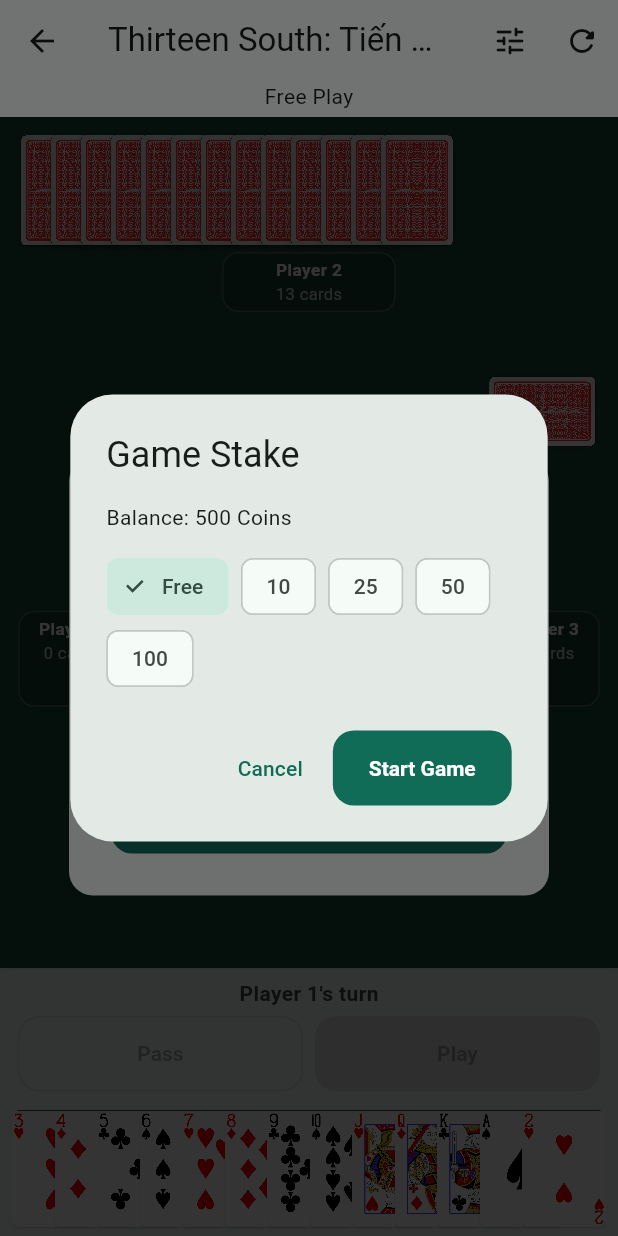
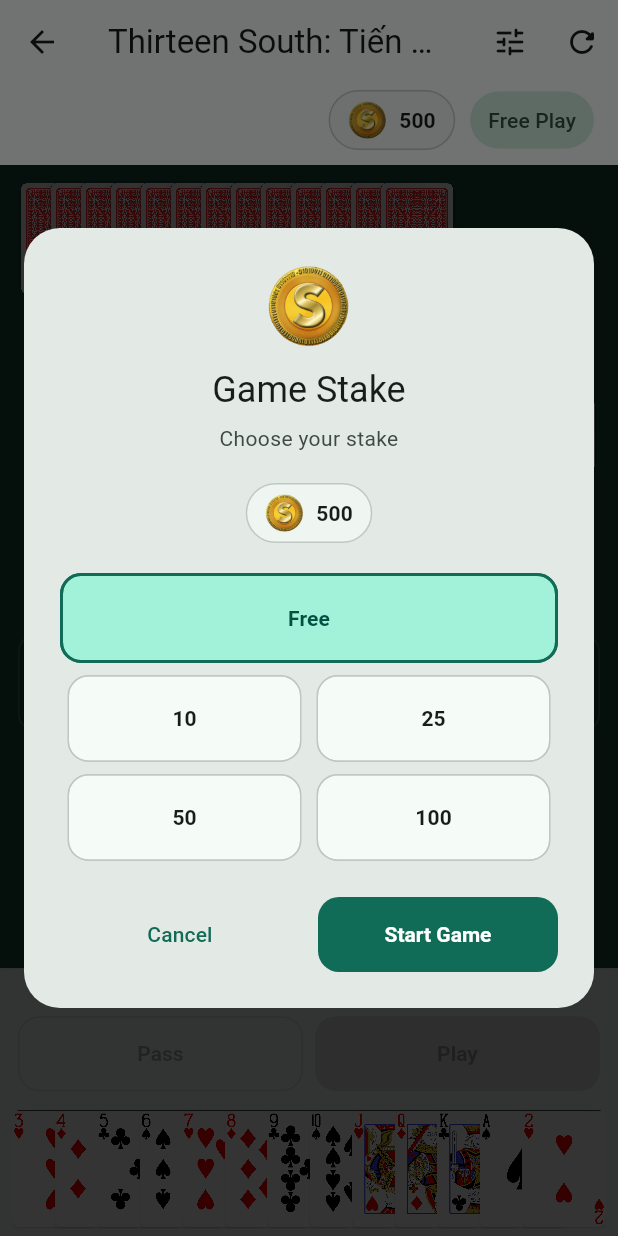
Before and after one commit to mark-hallnc/thirteen-south, a Flutter app: the GameScreen screen opened directly, after a tap on "Pass", after a tap on the "refresh" icon, after a tap on "New Game", on a phone screen of 412 x 824 dp. Run offline on Flutter 3.47's test engine with Material 3 defaults, Android fonts, the phone set to English and light mode, and no system bars; our stand-ins replace audioplayers, shared_preferences; accounts and stored records are empty; statements that could not run were skipped.

Commit message:
add coin and improve ui to handle coins

```diff
--- a/lib/l10n/app_en.arb
+++ b/lib/l10n/app_en.arb
@@ -1,4 +1,5 @@
 {
+  "chooseYourStake": "Choose your stake",
   "coins": "Coins",
   "balance": "Balance",
   "gameStake": "Game Stake",
--- a/lib/l10n/app_localizations.dart
+++ b/lib/l10n/app_localizations.dart
@@ -97,6 +97,12 @@ abstract class AppLocalizations {
     Locale('en'),
     Locale('vi'),
   ];
+
+  /// No description provided for @chooseYourStake.
+  ///
+  /// In en, this message translates to:
+  /// **'Choose your stake'**
+  String get chooseYourStake;
 
   /// No description provided for @coins.
   ///
--- a/lib/l10n/app_localizations_en.dart
+++ b/lib/l10n/app_localizations_en.dart
@@ -7,6 +7,9 @@ import 'app_localizations.dart';
 /// The translations for English (`en`).
 class AppLocalizationsEn extends AppLocalizations {
   AppLocalizationsEn([String locale = 'en']) : super(locale);
+
+  @override
+  String get chooseYourStake => 'Choose your stake';
 
   @override
   String get coins => 'Coins';
--- a/lib/l10n/app_localizations_vi.dart
+++ b/lib/l10n/app_localizations_vi.dart
@@ -7,6 +7,9 @@ import 'app_localizations.dart';
 /// The translations for Vietnamese (`vi`).
 class AppLocalizationsVi extends AppLocalizations {
   AppLocalizationsVi([String locale = 'vi']) : super(locale);
+
+  @override
+  String get chooseYourStake => 'Chọn mức xu tham gia';
 
   @override
   String get coins => 'Xu';
--- a/lib/l10n/app_vi.arb
+++ b/lib/l10n/app_vi.arb
@@ -1,4 +1,5 @@
 {
+  "chooseYourStake": "Chọn mức xu tham gia",
   "coins": "Xu",
   "balance": "Số dư",
   "gameStake": "Mức xu tham gia",
--- a/lib/screens/game_screen.dart
+++ b/lib/screens/game_screen.dart
@@ -15,6 +15,8 @@ import '../services/saved_game_service.dart';
 import '../services/preferences_service.dart';
 import '../models/coin_statistics.dart';
 import '../widgets/stake_selector.dart';
+import '../widgets/wallet_pill.dart';
+import '../widgets/stake_pill.dart';
 import '../widgets/game_table_widgets.dart';
 import '../widgets/player_hand.dart';
 import 'settings_screen.dart';
@@ -351,13 +353,8 @@ class _GameScreenState extends State<GameScreen> with WidgetsBindingObserver {
       child: Scaffold(
       appBar: AppBar(
         title: Text(loc.appTitle),
-        bottom: PreferredSize(
-          preferredSize: const Size.fromHeight(22),
-          child: Padding(
-            padding: const EdgeInsets.only(bottom: 4),
-            child: Text(_stake == 0 ? loc.freePlay : loc.stakeAmount(_stake),
-              key: const ValueKey('game-stake')),
-          ),
+        bottom: WalletStatusRow(
+          trailing: StakePill(key: const ValueKey('game-stake'), stake: _stake),
         ),
         actions: [
           IconButton(
--- a/lib/screens/home_screen.dart
+++ b/lib/screens/home_screen.dart
@@ -3,7 +3,7 @@ import 'package:tien_len/l10n/app_localizations.dart';
 
 import '../widgets/home_hero_graphic.dart';
 import '../widgets/stake_selector.dart';
-import '../preferences_scope.dart';
+import '../widgets/wallet_pill.dart';
 import '../services/saved_game_service.dart';
 import 'game_screen.dart';
 import 'rules_screen.dart';
@@ -91,6 +91,7 @@ class _HomeScreenState extends State<HomeScreen> {
   Widget build(BuildContext context) {
     final loc = AppLocalizations.of(context)!;
     return Scaffold(
+      appBar: AppBar(toolbarHeight: 0, bottom: const WalletStatusRow()),
       body: SafeArea(
         child: Center(
           child: SingleChildScrollView(
@@ -110,16 +111,6 @@ class _HomeScreenState extends State<HomeScreen> {
                     ),
                   ),
                   const SizedBox(height: 32),
-                  Row(
-                    mainAxisAlignment: MainAxisAlignment.center,
-                    children: [
-                      const Icon(Icons.paid_outlined, size: 20),
-                      const SizedBox(width: 6),
-                      Text(loc.coinAmount(PreferencesScope.of(context).coinBalance),
-                        key: const ValueKey('home-coin-balance')),
-                    ],
-                  ),
-                  const SizedBox(height: 12),
                   if (_hasSave) ...[
                     SizedBox(
                       width: double.infinity,
--- a/lib/screens/rules_screen.dart
+++ b/lib/screens/rules_screen.dart
@@ -1,5 +1,6 @@
 import 'package:flutter/material.dart';
 import 'package:tien_len/l10n/app_localizations.dart';
+import '../widgets/wallet_pill.dart';
 
 class RulesScreen extends StatelessWidget {
   const RulesScreen({super.key});
@@ -29,7 +30,7 @@ class RulesScreen extends StatelessWidget {
     ];
 
     return Scaffold(
-      appBar: AppBar(title: Text(loc.rules)),
+      appBar: AppBar(title: Text(loc.rules), bottom: const WalletStatusRow()),
       body: SafeArea(
         child: ListView.separated(
           padding: const EdgeInsets.fromLTRB(20, 8, 20, 32),
--- a/lib/screens/settings_screen.dart
+++ b/lib/screens/settings_screen.dart
@@ -4,6 +4,7 @@ import 'package:tien_len/l10n/app_localizations.dart';
 import '../ai/ai_difficulty.dart';
 import '../locale_controller_scope.dart';
 import '../preferences_scope.dart';
+import '../widgets/wallet_pill.dart';
 
 class SettingsScreen extends StatelessWidget {
   const SettingsScreen({super.key});
@@ -16,7 +17,7 @@ class SettingsScreen extends StatelessWidget {
     final selected = controller.locale?.languageCode ?? 'system';
 
     return Scaffold(
-      appBar: AppBar(title: Text(loc.settings)),
+      appBar: AppBar(title: Text(loc.settings), bottom: const WalletStatusRow()),
       body: SafeArea(
         child: ListView(
           padding: const EdgeInsets.fromLTRB(20, 16, 20, 24),
--- a/lib/widgets/game_table_widgets.dart
+++ b/lib/widgets/game_table_widgets.dart
@@ -114,7 +114,7 @@ class OpponentPanel extends StatelessWidget {
     Widget label() => AnimatedContainer(
       duration: const Duration(milliseconds: 180),
       width: isTop ? 116 : 72,
-      padding: const EdgeInsets.symmetric(horizontal: 4, vertical: 3),
+      padding: const EdgeInsets.symmetric(horizontal: 4, vertical: 2),
       decoration: BoxDecoration(
         color: const Color(0xFF173E34).withValues(alpha: .94),
         borderRadius: BorderRadius.circular(11),
@@ -133,7 +133,7 @@ class OpponentPanel extends StatelessWidget {
               maxLines: 1,
               style: const TextStyle(
                 color: Colors.white,
-                fontSize: 11.5,
+                fontSize: 11,
                 fontWeight: FontWeight.w700,
               ),
             ),
@@ -144,7 +144,7 @@ class OpponentPanel extends StatelessWidget {
               '$cardCount $cardsLabel',
               key: ValueKey('opponent-$opponentId-card-count'),
               maxLines: 1,
-              style: const TextStyle(color: Color(0xFFC5D7CE), fontSize: 11),
+              style: const TextStyle(color: Color(0xFFC5D7CE), fontSize: 10.5),
             ),
           ),
           if (isPassed)
@@ -155,7 +155,7 @@ class OpponentPanel extends StatelessWidget {
                 maxLines: 1,
                 style: const TextStyle(
                   color: Color(0xFFFFC6C1),
-                  fontSize: 11,
+                  fontSize: 10.5,
                   fontWeight: FontWeight.w700,
                 ),
               ),
--- /dev/null
+++ b/lib/widgets/stake_pill.dart
@@ -0,0 +1,23 @@
+import 'package:flutter/material.dart';
+import 'package:tien_len/l10n/app_localizations.dart';
+
+class StakePill extends StatelessWidget {
+  const StakePill({super.key, required this.stake});
+  final int stake;
+
+  @override
+  Widget build(BuildContext context) {
+    final loc = AppLocalizations.of(context)!;
+    final theme = Theme.of(context);
+    return Container(
+      padding: const EdgeInsets.symmetric(horizontal: 12, vertical: 9),
+      decoration: ShapeDecoration(
+        color: theme.colorScheme.secondaryContainer,
+        shape: const StadiumBorder(),
+      ),
+      child: Text(stake == 0 ? loc.freePlay : loc.stakeAmount(stake),
+        maxLines: 1, overflow: TextOverflow.ellipsis,
+        style: theme.textTheme.labelLarge?.copyWith(color: theme.colorScheme.onSecondaryContainer)),
+    );
+  }
+}
--- a/lib/widgets/stake_selector.dart
+++ b/lib/widgets/stake_selector.dart
@@ -7,6 +7,7 @@ import '../models/coin_statistics.dart';
 import '../preferences_scope.dart';
 import '../services/preferences_service.dart';
 import '../services/saved_game_service.dart';
+import 'wallet_pill.dart';
 
 class StakeSelector extends StatefulWidget {
   const StakeSelector({super.key, required this.balance});
@@ -22,34 +23,116 @@ class _StakeSelectorState extends State<StakeSelector> {
   @override
   Widget build(BuildContext context) {
     final loc = AppLocalizations.of(context)!;
-    return AlertDialog(
-      title: Text(loc.gameStake),
-      content: Column(
-        mainAxisSize: MainAxisSize.min,
-        crossAxisAlignment: CrossAxisAlignment.start,
-        children: [
-          Text(loc.coinBalanceAmount(widget.balance)),
-          const SizedBox(height: 12),
-          Wrap(spacing: 8, children: [
-            for (final stake in CoinEconomy.stakes)
-              ChoiceChip(
+    final theme = Theme.of(context);
+    Widget option(int stake, double width) => SizedBox(
+      width: width,
+      child: ChoiceChip(
         key: ValueKey('stake-$stake'),
-                label: Text(stake == 0 ? loc.free : '$stake'),
+        label: Center(
+          heightFactor: 1,
+          child: Text(stake == 0 ? loc.free : '$stake'),
+        ),
+        labelPadding: const EdgeInsets.symmetric(horizontal: 8, vertical: 10),
+        showCheckmark: false,
+        shape: RoundedRectangleBorder(borderRadius: BorderRadius.circular(14)),
+        selectedColor: theme.colorScheme.primaryContainer,
+        side: BorderSide(
+          color: _stake == stake
+              ? theme.colorScheme.primary
+              : theme.colorScheme.outlineVariant,
+          width: _stake == stake ? 2 : 1,
+        ),
+        labelStyle: theme.textTheme.titleSmall?.copyWith(
+          fontWeight: FontWeight.w700,
+          color: stake > widget.balance
+              ? theme.colorScheme.onSurface.withValues(alpha: .38)
+              : _stake == stake
+              ? theme.colorScheme.onPrimaryContainer
+              : theme.colorScheme.onSurface,
+        ),
         selected: _stake == stake,
         onSelected: stake == 0 || stake <= widget.balance
-                    ? (_) => setState(() => _stake = stake) : null,
+            ? (_) => setState(() => _stake = stake)
+            : null,
       ),
-          ]),
+    );
+    final dialogWidth = (MediaQuery.sizeOf(context).width - 32)
+        .clamp(0.0, 380.0)
+        .toDouble();
+    final optionWidth = ((dialogWidth - 48 - 10) / 2)
+        .clamp(0.0, 156.0)
+        .toDouble();
+    return Dialog(
+      insetPadding: const EdgeInsets.symmetric(horizontal: 16, vertical: 24),
+      shape: RoundedRectangleBorder(borderRadius: BorderRadius.circular(24)),
+      child: ConstrainedBox(
+        constraints: const BoxConstraints(maxWidth: 380),
+        child: SizedBox(
+          width: dialogWidth,
+          child: SingleChildScrollView(
+            padding: const EdgeInsets.all(24),
+            child: Column(
+              mainAxisSize: MainAxisSize.min,
+              crossAxisAlignment: CrossAxisAlignment.stretch,
+              children: [
+                Image.asset(
+                  'assets/coins/single_coin.png',
+                  width: 56,
+                  height: 56,
+                  excludeFromSemantics: true,
+                ),
+                const SizedBox(height: 12),
+                Text(
+                  loc.gameStake,
+                  textAlign: TextAlign.center,
+                  style: theme.textTheme.headlineSmall,
+                ),
+                const SizedBox(height: 6),
+                Text(
+                  loc.chooseYourStake,
+                  textAlign: TextAlign.center,
+                  style: theme.textTheme.bodyMedium?.copyWith(
+                    color: theme.colorScheme.onSurfaceVariant,
+                  ),
+                ),
+                const SizedBox(height: 20),
+                Center(child: WalletPill(balance: widget.balance)),
+                const SizedBox(height: 20),
+                option(0, double.infinity),
+                const SizedBox(height: 8),
+                Wrap(
+                  spacing: 10,
+                  runSpacing: 8,
+                  alignment: WrapAlignment.center,
+                  children: [
+                    for (final stake in CoinEconomy.stakes.skip(1))
+                      option(stake, optionWidth),
                   ],
                 ),
-      actions: [
-        TextButton(onPressed: () => Navigator.pop(context), child: Text(loc.cancel)),
-        FilledButton(
+                const SizedBox(height: 24),
+                Row(
+                  children: [
+                    Expanded(
+                      child: TextButton(
+                        onPressed: () => Navigator.pop(context),
+                        child: Text(loc.cancel, textAlign: TextAlign.center),
+                      ),
+                    ),
+                    const SizedBox(width: 12),
+                    Expanded(
+                      child: FilledButton(
                         key: const ValueKey('start-staked-game'),
                         onPressed: () => Navigator.pop(context, _stake),
-          child: Text(loc.startGame),
+                        child: Text(loc.startGame, textAlign: TextAlign.center),
+                      ),
                     ),
                   ],
+                ),
+              ],
+            ),
+          ),
+        ),
+      ),
     );
   }
 }
@@ -66,10 +149,15 @@ Future<SavedGame?> selectNewGame(BuildContext context) async {
   if (stake == null || !context.mounted) return null;
   final engine = GameEngine()..startNewGame();
   if (preferences != null) engine.difficulty = preferences.difficulty;
-  final committed = await (preferences?.commitStake(engine.gameId, stake) ??
+  final committed =
+      await (preferences?.commitStake(engine.gameId, stake) ??
           service.commitStake(engine.gameId, stake));
   if (!committed) return null;
-  final saved = SavedGame.capture(engine, engine.players.first.hand, stake: stake);
+  final saved = SavedGame.capture(
+    engine,
+    engine.players.first.hand,
+    stake: stake,
+  );
   await (await SavedGameService.open()).save(saved);
   return saved;
 }
--- /dev/null
+++ b/lib/widgets/wallet_pill.dart
@@ -0,0 +1,58 @@
+import 'package:flutter/material.dart';
+import 'package:tien_len/l10n/app_localizations.dart';
+
+import '../preferences_scope.dart';
+
+class WalletPill extends StatelessWidget {
+  const WalletPill({super.key, required this.balance});
+
+  final int balance;
+
+  @override
+  Widget build(BuildContext context) {
+    final theme = Theme.of(context);
+    return Semantics(
+      label: AppLocalizations.of(context)!.coinAmount(balance),
+      excludeSemantics: true,
+      child: Container(
+        padding: const EdgeInsets.symmetric(horizontal: 12, vertical: 6),
+        decoration: ShapeDecoration(
+          color: theme.colorScheme.surfaceContainerLow,
+          shape: StadiumBorder(side: BorderSide(color: theme.colorScheme.outlineVariant)),
+        ),
+        child: Row(mainAxisSize: MainAxisSize.min, children: [
+          Image.asset('assets/coins/single_coin.png', width: 26, height: 26),
+          const SizedBox(width: 8),
+          Text('$balance', style: theme.textTheme.titleSmall?.copyWith(fontWeight: FontWeight.w700)),
+        ]),
+      ),
+    );
+  }
+}
+
+/// A shared header row keeps wallets out of title and navigation space.
+class WalletStatusRow extends StatelessWidget implements PreferredSizeWidget {
+  const WalletStatusRow({super.key, this.trailing});
+
+  final Widget? trailing;
+
+  @override
+  Size get preferredSize => const Size.fromHeight(54);
+
+  @override
+  Widget build(BuildContext context) => Padding(
+    padding: const EdgeInsets.fromLTRB(16, 2, 16, 10),
+    child: Row(
+      mainAxisAlignment: MainAxisAlignment.end,
+      children: [
+        Flexible(child: FittedBox(fit: BoxFit.scaleDown, child: WalletPill(
+          balance: PreferencesScope.maybeOf(context)?.coinBalance ?? 500,
+        ))),
+        if (trailing != null) ...[
+          const SizedBox(width: 10),
+          Flexible(child: trailing!),
+        ],
+      ],
+    ),
+  );
+}
--- a/pubspec.yaml
+++ b/pubspec.yaml
@@ -69,6 +69,7 @@ flutter:
   uses-material-design: true
   generate: true
   assets:
+    - assets/coins/
     - assets/cards/
     - assets/cards_png/
     - assets/cards_png/faces/
```
Also changed, not shown: assets/coins/single_coin.png (added), 2 other files. Lines whose indentation alone changed are shown as unchanged.
